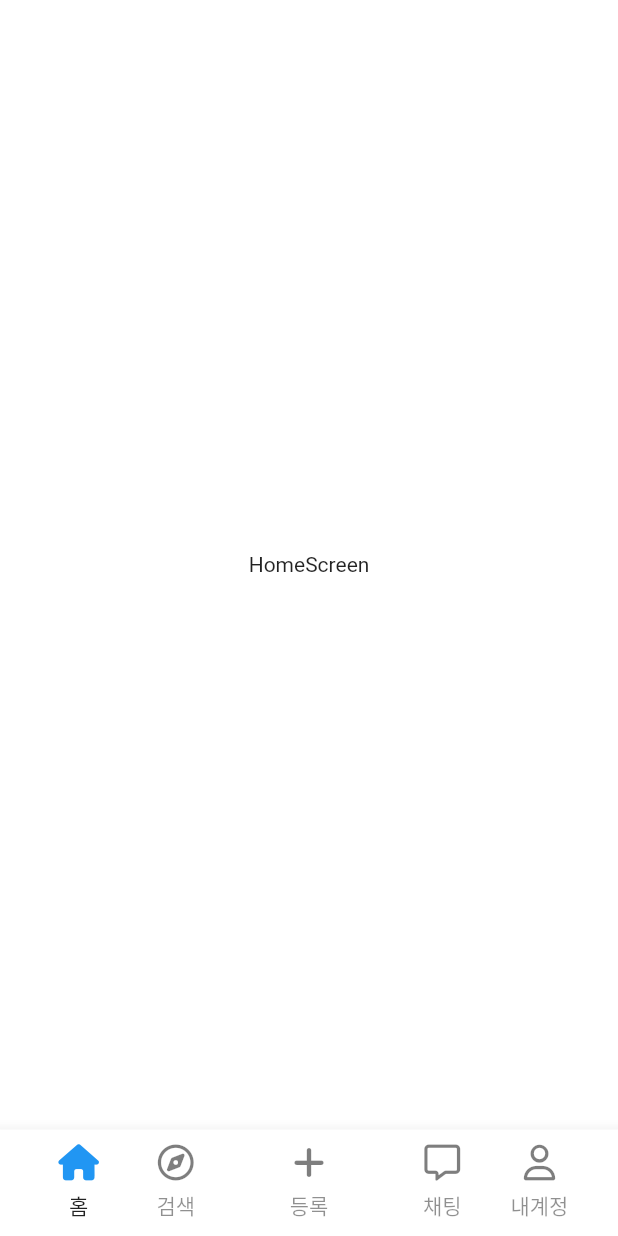
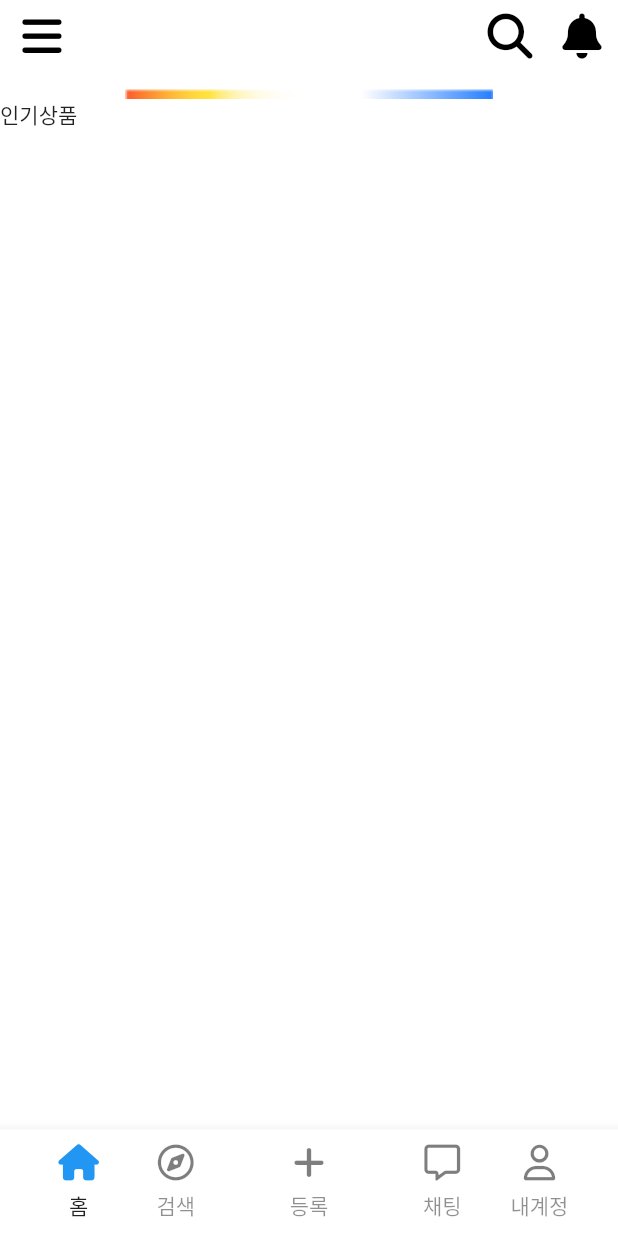
Before and after one commit to AsanHO/rayshop, a Flutter app: the screen it shows after launch, on a phone screen of 412 x 824 dp. Run offline on Flutter 3.47's test engine with Material 2 defaults, Android fonts, the phone set to English and light mode, and no system bars; our stand-ins replace font_awesome_flutter.

Commit message:
home grid stanby

```diff
--- a/lib/home/home_screen.dart
+++ b/lib/home/home_screen.dart
@@ -1,4 +1,5 @@
 import 'package:flutter/material.dart';
+import 'package:font_awesome_flutter/font_awesome_flutter.dart';
 
 class HomeScreen extends StatefulWidget {
   const HomeScreen({super.key});
@@ -8,10 +9,78 @@ class HomeScreen extends StatefulWidget {
 }
 
 class _HomeState extends State<HomeScreen> {
+  void _onBellPressed() {}
   @override
   Widget build(BuildContext context) {
-    return const Scaffold(
-      body: Center(child: Text("HomeScreen")),
+    return DefaultTabController(
+      length: 2,
+      child: Scaffold(
+        appBar: AppBar(
+          leading: IconButton(
+            onPressed: _onBellPressed,
+            icon: const FaIcon(
+              FontAwesomeIcons.bars,
+              size: 30,
+            ),
+          ),
+          actions: [
+            IconButton(
+              onPressed: _onBellPressed,
+              icon: const FaIcon(
+                FontAwesomeIcons.magnifyingGlass,
+                size: 30,
+              ),
+            ),
+            IconButton(
+              onPressed: _onBellPressed,
+              icon: const FaIcon(
+                FontAwesomeIcons.solidBell,
+                size: 30,
+              ),
+            )
+          ],
+          bottom: PreferredSize(
+            preferredSize: const Size.fromHeight(10),
+            child: Container(
+              alignment: Alignment.center,
+              padding: const EdgeInsets.only(top: 10),
+              child: Image.asset(
+                "assets/spectrum.png",
+                fit: BoxFit.fill,
+              ),
+            ),
+          ),
+        ),
+        body: TabBarView(children: [
+          Column(
+            children: [
+              Row(
+                children: const [Text("인기상품")],
+              )
+            ],
+          ),
+          GridView.builder(
+            gridDelegate: const SliverGridDelegateWithFixedCrossAxisCount(
+                crossAxisCount: 3,
+                crossAxisSpacing: 2,
+                mainAxisSpacing: 2,
+                childAspectRatio: 9 / 16),
+            itemBuilder: (context, index) => Column(
+              children: [
+                Stack(
+                  children: [
+                    Container(
+                      width: 100,
+                      height: 150,
+                      color: Colors.amber,
+                    )
+                  ],
+                )
+              ],
+            ),
+          )
+        ]),
+      ),
     );
   }
 }
--- a/lib/main.dart
+++ b/lib/main.dart
@@ -2,6 +2,7 @@ import 'package:flutter/material.dart';
 import 'package:rayshop/main_navigation/main_navigation_screen.dart';
 
 void main() {
+  print("3월 22일 업데이트 입니다:)");
   runApp(const RayShopApp());
 }
 
```
